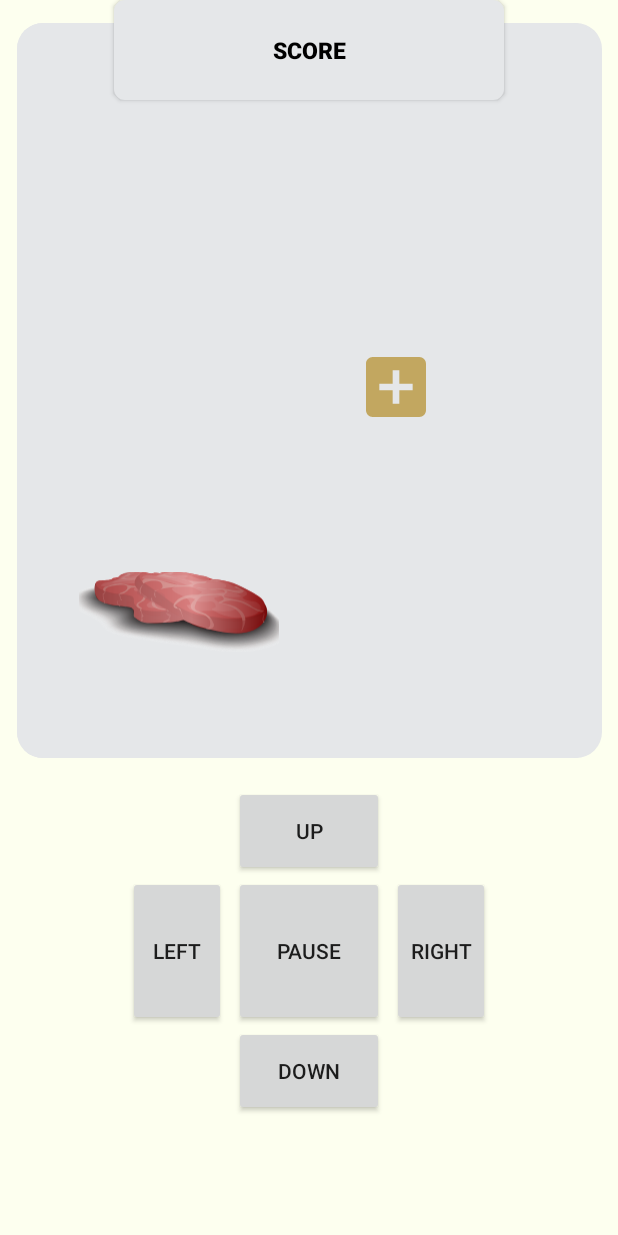
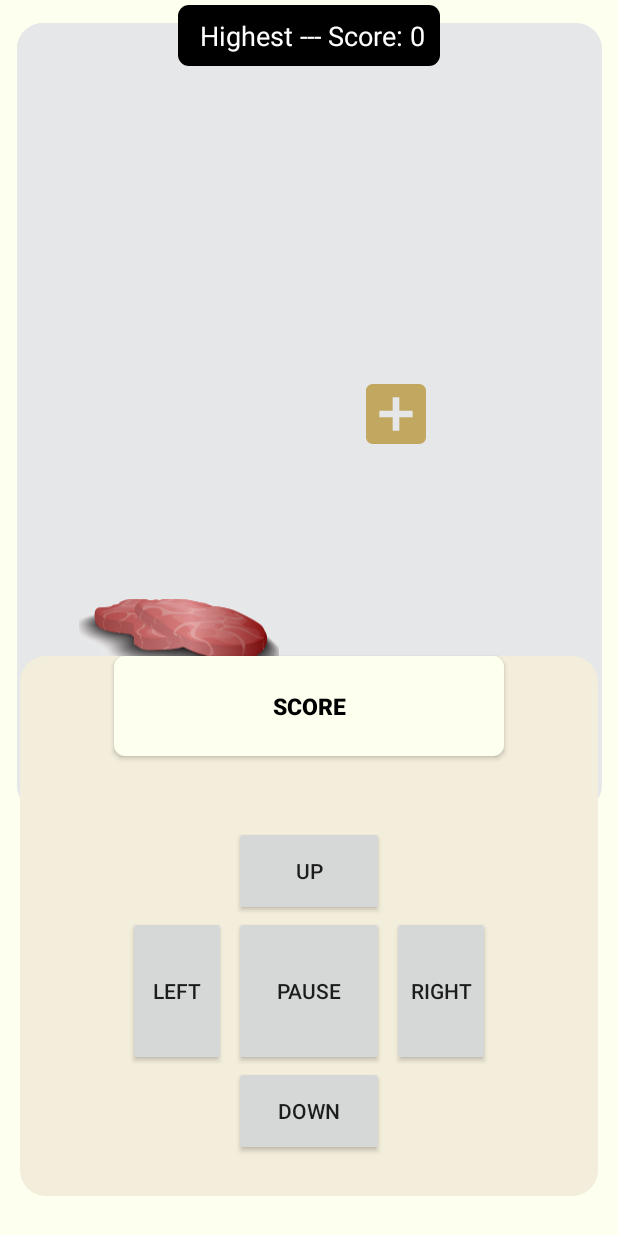
Before and after one commit to DINITH-MV/LostHeart, an Android app: the screen it shows after launch (MainActivity), after a tap on "DOWN", on a phone screen of 412 x 824 dp. Run offline under Robolectric (Android 15) with nearby library versions, the light colour scheme and no system bars.

Commit message:
UPPER LAYOUT HEIGHT CHANGED

```diff
--- a/app/src/main/java/com/example/smakegame/MainActivity.kt
+++ b/app/src/main/java/com/example/smakegame/MainActivity.kt
@@ -137,7 +137,7 @@ class MainActivity : Activity() {
                         if (!isGameEnded) { // Check the flag before updating the highest score
                             if (scorex > highestScore) {
                                 highestScore = scorex
-                                highestScoreTextView.text = "Highest Score: $highestScore"
+                                highestScoreTextView.text = " Highest --- Score $highestScore"
                                 saveHighestScore()
                             }
                         }
@@ -164,8 +164,8 @@ class MainActivity : Activity() {
                         }
                         "down" -> {
                             snakeY += 3
-                            if (snakeY > 670 - snake.height) {
-                                snakeY = -600f
+                            if (snakeY > 720 - snake.height) {
+                                snakeY = -650f
                             }
                             snake.translationY = snakeY
                         }
--- a/app/src/main/res/layout/activity_main.xml
+++ b/app/src/main/res/layout/activity_main.xml
@@ -10,13 +10,14 @@
         android:id="@+id/score2"
         android:layout_width="260dp"
         android:layout_height="100px"
-        android:layout_marginBottom="20dp"
+        android:layout_marginBottom="320dp"
         android:background="@drawable/roundstyle2"
+        android:backgroundTint="@color/primary"
         android:text="score"
         android:textColor="@color/black"
         android:textSize="15dp"
         android:textStyle="bold"
-        app:layout_constraintBottom_toTopOf="@+id/lilu"
+        app:layout_constraintBottom_toBottomOf="parent"
         app:layout_constraintEnd_toEndOf="parent"
         app:layout_constraintStart_toStartOf="parent">
 
@@ -27,7 +28,7 @@
     <RelativeLayout
         android:id="@+id/relativeLayout"
         android:layout_width="390dp"
-        android:layout_height="490dp"
+        android:layout_height="525dp"
         android:layout_marginTop="15dp"
         android:background="@drawable/roundstyle"
         android:gravity="center"
@@ -103,7 +104,7 @@
         <RelativeLayout
             android:id="@+id/board"
             android:layout_width="388dp"
-            android:layout_height="490dp"
+            android:layout_height="525dp"
             android:background="@drawable/roundstyle"
             android:gravity="center"
             tools:ignore="MissingConstraints">
@@ -133,7 +134,7 @@
         android:id="@+id/end_game"
         android:layout_width="260dp"
         android:layout_height="wrap_content"
-        android:layout_marginTop="870dp"
+        android:layout_marginTop="860dp"
         android:text="End Game"
         app:layout_constraintEnd_toEndOf="parent"
         app:layout_constraintStart_toStartOf="parent"
@@ -141,10 +142,14 @@
 
     <LinearLayout
         android:id="@+id/bottomNav"
-        android:layout_width="330dp"
-        android:layout_height="300dp"
+        android:layout_width="385dp"
+        android:layout_height="360dp"
         android:layout_alignParentBottom="true"
+        android:paddingTop="170px"
+        android:layout_marginBottom="40px"
         android:orientation="vertical"
+        android:background="@drawable/roundstyle"
+        android:backgroundTint="#f3eddb"
         app:layout_constraintBottom_toBottomOf="parent"
         app:layout_constraintEnd_toEndOf="parent"
         app:layout_constraintStart_toStartOf="parent"
@@ -161,7 +166,8 @@
                 android:layout_width="100dp"
                 android:layout_height="60dp"
                 android:layout_margin="10dp"
-                android:text="UP"></Button>
+                android:text="UP">
+            </Button>
 
         </LinearLayout>
 
```
